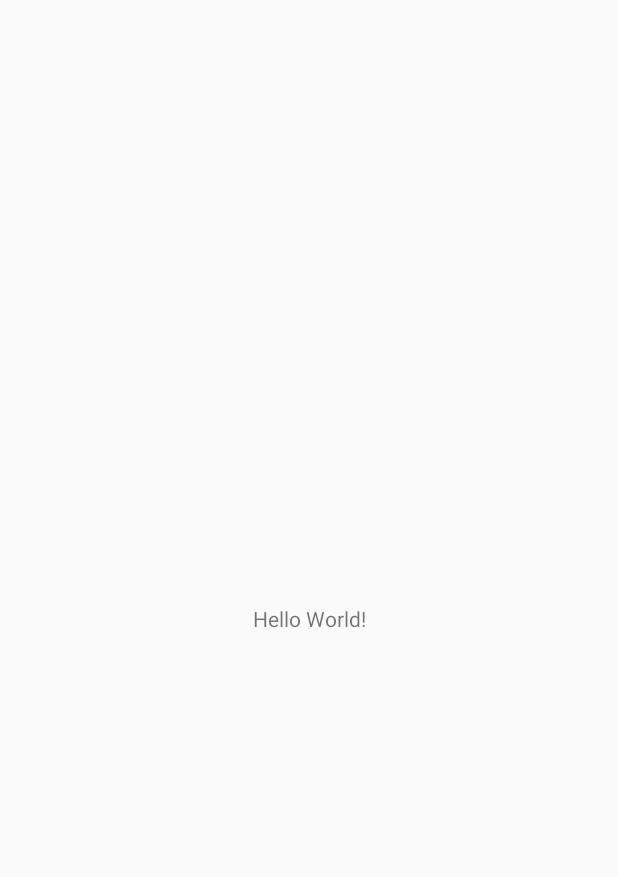
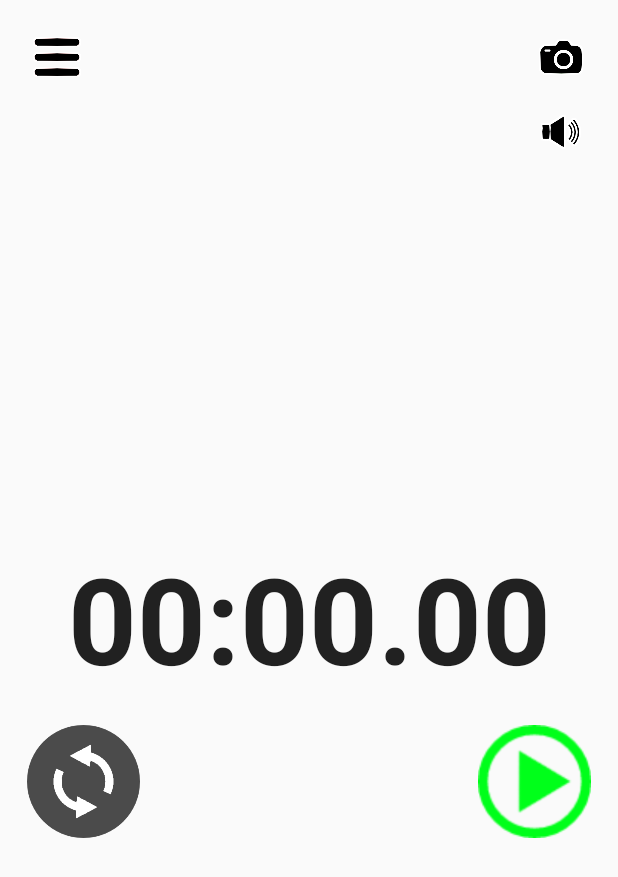
Before and after one commit to Takatoshi-Miura/013-NotificationTimer, an Android app: the screen it shows after launch (MainActivity), on a phone screen of 412 x 824 dp. Before the commit the part shown is almost empty. Shown: the top 877 px of the screen. Run offline under Robolectric (Android 15) with nearby library versions, the phone set to English and light mode, and no system bars.

Commit message:
[Add] activity_main.xmlにて、タイマー画面のボタンを配置。

```diff
--- a/app/src/main/res/layout/activity_main.xml
+++ b/app/src/main/res/layout/activity_main.xml
@@ -6,13 +6,86 @@
     android:layout_height="match_parent"
     tools:context=".MainActivity">
 
+    <ImageButton
+        android:id="@+id/imageButton"
+        android:layout_width="40dp"
+        android:layout_height="40dp"
+        android:layout_marginStart="18dp"
+        android:layout_marginLeft="18dp"
+        android:layout_marginTop="18dp"
+        android:background="#00000000"
+        android:scaleType="fitCenter"
+        app:layout_constraintStart_toStartOf="parent"
+        app:layout_constraintTop_toTopOf="parent"
+        app:srcCompat="@drawable/hamburgermenu"
+        android:contentDescription="TODO" />
+
+    <ImageButton
+        android:id="@+id/imageButton2"
+        android:layout_width="40dp"
+        android:layout_height="40dp"
+        android:layout_marginTop="18dp"
+        android:layout_marginEnd="18dp"
+        android:layout_marginRight="18dp"
+        android:background="#00000000"
+        android:scaleType="fitCenter"
+        app:layout_constraintEnd_toEndOf="parent"
+        app:layout_constraintTop_toTopOf="parent"
+        app:srcCompat="@drawable/camera" />
+
+    <ImageButton
+        android:id="@+id/imageButton3"
+        android:layout_width="40dp"
+        android:layout_height="40dp"
+        android:layout_marginTop="10dp"
+        android:layout_marginEnd="18dp"
+        android:layout_marginRight="18dp"
+        android:background="#00000000"
+        android:scaleType="fitCenter"
+        app:layout_constraintEnd_toEndOf="parent"
+        app:layout_constraintTop_toBottomOf="@+id/imageButton2"
+        app:srcCompat="@drawable/sound" />
+
     <TextView
-        android:layout_width="wrap_content"
+        android:id="@+id/textView"
+        android:layout_width="0dp"
         android:layout_height="wrap_content"
-        android:text="Hello World!"
+        android:gravity="center|center_horizontal|center_vertical"
+        android:text="00:00.00"
+        android:textAppearance="@style/TextAppearance.AppCompat.Large"
+        android:textSize="80sp"
+        android:textStyle="bold"
+        app:autoSizeMaxTextSize="200dp"
+        app:autoSizeMinTextSize="100dp"
+        app:layout_constrainedHeight="false"
         app:layout_constraintBottom_toBottomOf="parent"
-        app:layout_constraintLeft_toLeftOf="parent"
-        app:layout_constraintRight_toRightOf="parent"
+        app:layout_constraintEnd_toEndOf="parent"
+        app:layout_constraintStart_toStartOf="parent"
         app:layout_constraintTop_toTopOf="parent" />
 
+    <ImageButton
+        android:id="@+id/imageButton4"
+        android:layout_width="75dp"
+        android:layout_height="75dp"
+        android:layout_marginStart="18dp"
+        android:layout_marginLeft="18dp"
+        android:layout_marginTop="18dp"
+        android:background="#00000000"
+        android:scaleType="fitCenter"
+        app:layout_constraintStart_toStartOf="parent"
+        app:layout_constraintTop_toBottomOf="@+id/textView"
+        app:srcCompat="@drawable/resetbutton" />
+
+    <ImageButton
+        android:id="@+id/imageButton5"
+        android:layout_width="75dp"
+        android:layout_height="75dp"
+        android:layout_marginTop="18dp"
+        android:layout_marginEnd="18dp"
+        android:layout_marginRight="18dp"
+        android:background="#00000000"
+        android:scaleType="fitCenter"
+        app:layout_constraintEnd_toEndOf="parent"
+        app:layout_constraintTop_toBottomOf="@+id/textView"
+        app:srcCompat="@drawable/startbutton" />
 </androidx.constraintlayout.widget.ConstraintLayout>
```
Also changed, not shown: app/src/main/res/drawable/camera.png (added), app/src/main/res/drawable/hamburgermenu.png (added), app/src/main/res/drawable/resetbutton.png (added), app/src/main/res/drawable/sound.png (added), app/src/main/res/drawable/startbutton.png (added), app/src/main/res/drawable/stopbutton.png (added).
